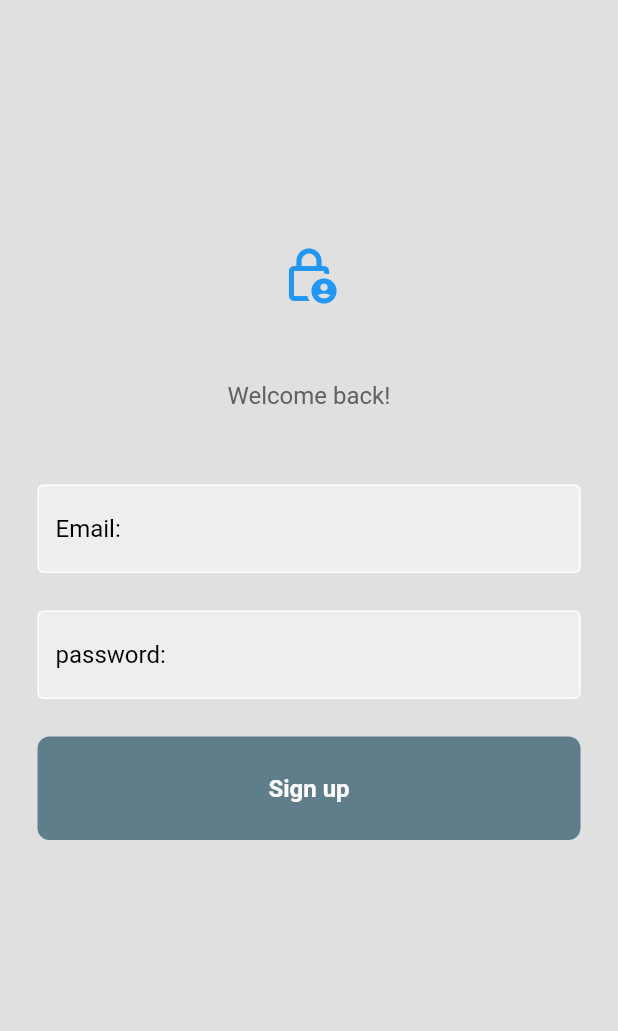
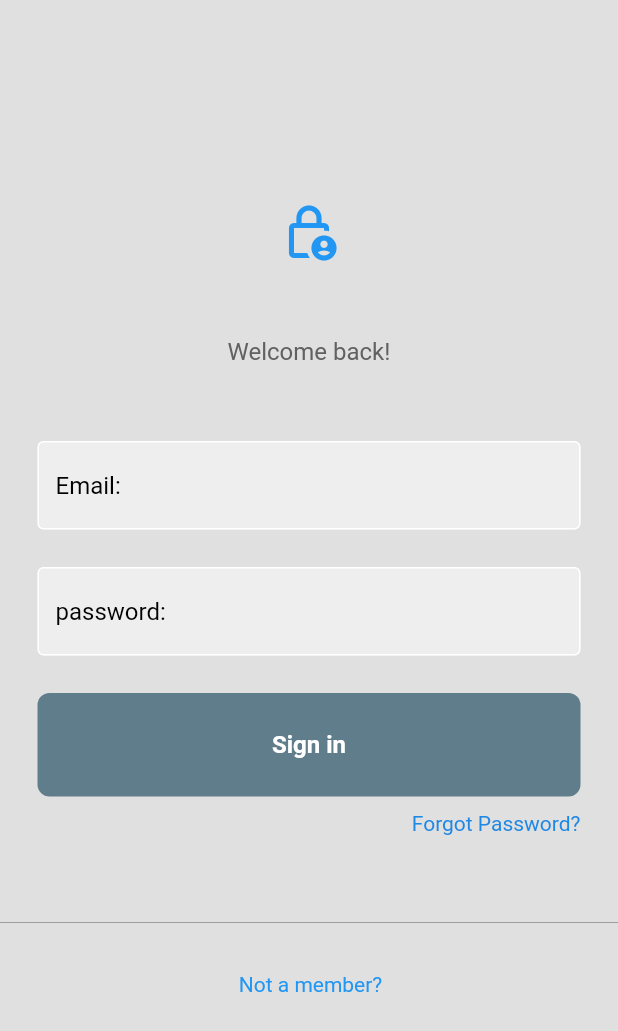
Before and after one commit to SebastianSlangerup/step_counter, a Flutter app: the screen it shows after launch, on a phone screen of 412 x 824 dp. Shown: the top 1031 px of the screen. Run offline on Flutter 3.47's test engine with Material 2 defaults, Android fonts, the phone set to English and light mode, and no system bars; our stand-ins replace firebase_auth, firebase_core, pedometer, shared_preferences; accounts and stored records are empty.

Commit message:
[ADD] Add signup and navigation routes

```diff
--- /dev/null
+++ b/lib/components/discrete_button.dart
@@ -0,0 +1,47 @@
+import 'package:flutter/material.dart';
+
+class DiscreteButton extends StatefulWidget {
+  const DiscreteButton({
+    super.key,
+    required this.onTap,
+    required this.text,
+    });
+
+  final Function()? onTap;
+  final String text;
+
+  @override
+  State<DiscreteButton> createState() => _DiscreteButtonState();
+}
+
+class _DiscreteButtonState extends State<DiscreteButton> {
+  bool isTouching = false;
+
+
+  @override
+  Widget build(BuildContext context) {
+    return Listener(
+      child: GestureDetector(
+        onTap: widget.onTap,
+        child: Container(
+          padding: const EdgeInsets.all(25),
+          margin: const EdgeInsets.symmetric(horizontal: 25),
+          child: Center(
+            child: Text(
+              widget.text,
+              style: TextStyle(
+                color: isTouching ? Colors.white : Colors.blue,
+              ),
+            ),
+          ),
+        ),
+      ),
+      onPointerDown: (event) => setState(() {
+        isTouching = true;
+      }),
+        onPointerUp: (event) => setState(() {
+        isTouching = false;
+      }),
+    );
+  }
+}
--- a/lib/main.dart
+++ b/lib/main.dart
@@ -2,6 +2,9 @@ import 'package:flutter/material.dart';
 import 'package:shared_preferences/shared_preferences.dart';
 import 'package:step_counter/pages/auth_page.dart';
 import 'package:firebase_core/firebase_core.dart';
+import 'package:step_counter/pages/home_page.dart';
+import 'package:step_counter/pages/login_page.dart';
+import 'package:step_counter/pages/signup_page.dart';
 import 'firebase_options.dart';
 
 
@@ -47,9 +50,15 @@ class MyAppState extends State<MyApp> {
       theme: ThemeData(),
       darkTheme: ThemeData.dark(),
       themeMode: _themeMode,
+      debugShowCheckedModeBanner: false,
       title: 'Step Counter',
-      home: const AuthPage(),
-      debugShowCheckedModeBanner: false,
+      initialRoute: '/',
+      routes: {
+        '/': (context) => AuthPage(),
+        '/home': (context) => HomePage(),
+        '/login': (context) => LoginPage(),
+        '/signup': (context) => SignUpPage(),
+      },
     );
   }
 }
--- a/lib/pages/login_page.dart
+++ b/lib/pages/login_page.dart
@@ -1,7 +1,9 @@
 import 'package:firebase_auth/firebase_auth.dart';
 import 'package:flutter/material.dart';
 import 'package:step_counter/components/button.dart';
+import 'package:step_counter/components/discrete_button.dart';
 import 'package:step_counter/components/textfield.dart';
+import 'package:step_counter/pages/signup_page.dart';
 
 class LoginPage extends StatefulWidget {
   const LoginPage({super.key});
@@ -28,7 +30,7 @@ class _LoginPageState extends State<LoginPage> {
     try {
       await FirebaseAuth.instance.signInWithEmailAndPassword(
           email: emailController.text, password: passwordController.text);
-      if (! context.mounted) return;
+      if (!context.mounted) return;
 
       Navigator.of(context).pop();
     } on FirebaseAuthException catch (e) {
@@ -56,8 +58,7 @@ class _LoginPageState extends State<LoginPage> {
                 ),
               );
             });
-
-      } else if (e.code == 'invalid-email'){
+      } else if (e.code == 'invalid-email') {
         showDialog(
             context: context,
             builder: (context) {
@@ -68,7 +69,7 @@ class _LoginPageState extends State<LoginPage> {
                 ),
               );
             });
-      }else if (e.code == 'user-disabled'){
+      } else if (e.code == 'user-disabled') {
         showDialog(
             context: context,
             builder: (context) {
@@ -79,7 +80,7 @@ class _LoginPageState extends State<LoginPage> {
                 ),
               );
             });
-      }else {
+      } else {
         showDialog(
             context: context,
             builder: (context) {
@@ -91,8 +92,11 @@ class _LoginPageState extends State<LoginPage> {
               );
             });
       }
+    }
+  }
 
-    }
+  Future gotoSignup() async {
+    return await Navigator.pushReplacementNamed(context, '/signup');
   }
 
   @override
@@ -109,7 +113,8 @@ class _LoginPageState extends State<LoginPage> {
                 color: Colors.blue,
                 size: 40.0,
                 textDirection: TextDirection.ltr,
-                semanticLabel: 'Icon', // Announced in accessibility modes (e.g TalkBack/VoiceOver). This label does not show in the UI.
+                semanticLabel:
+                    'Icon', // Announced in accessibility modes (e.g TalkBack/VoiceOver). This label does not show in the UI.
               ),
 
               const SizedBox(
@@ -137,11 +142,40 @@ class _LoginPageState extends State<LoginPage> {
               const SizedBox(
                 height: 25,
               ),
-              CustomButton(onTap: signUserIn, text: "Sign up",),
+              CustomButton(
+                onTap: signUserIn,
+                text: "Sign in",
+              ),
               const SizedBox(
-                height: 50,
+                height: 10,
+              ),
+              // forgot password?
+              Padding(
+                padding: const EdgeInsets.symmetric(horizontal: 25.0),
+                child: Row(
+                  mainAxisAlignment: MainAxisAlignment.end,
+                  children: [
+                    Text(
+                      //TODO Make this a button to redirect
+                      'Forgot Password?',
+                      style: TextStyle(color: Colors.blue[600]),
+                    ),
+                  ],
+                ),
               ),
               const SizedBox(height: 50),
+
+              const Divider(
+                color: Colors.grey,
+              ),
+
+              Row(
+                mainAxisAlignment: MainAxisAlignment.center,
+                children: [
+                  const SizedBox(width: 2),
+                  DiscreteButton(onTap: gotoSignup, text: "Not a member?")
+                ],
+              )
             ],
           ),
         ),
```
Also changed, not shown: lib/pages/home_page.dart (+13 -1 lines), lib/pages/signup_page.dart (added, +141 -0 lines). Lines whose indentation alone changed are shown as unchanged.
